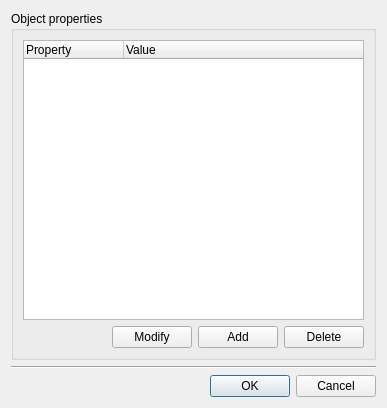
This is data/DialogIoProperties.ui in calaos/calaos_installer as Qt 5 draws it before an edit. The edited form follows.
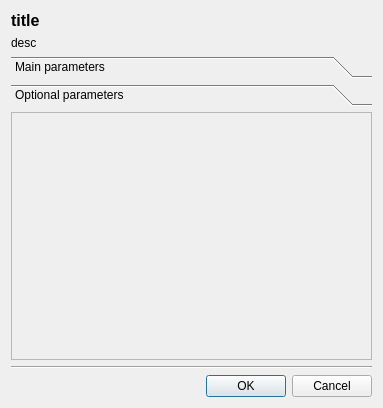
This is the edited form. Icons and pictures are not drawn.

```diff
--- a/data/DialogIoProperties.ui
+++ b/data/DialogIoProperties.ui
@@ -6,16 +6,10 @@
    <rect>
     <x>0</x>
     <y>0</y>
-    <width>387</width>
+    <width>383</width>
     <height>408</height>
    </rect>
   </property>
-  <property name="minimumSize">
-   <size>
-    <width>387</width>
-    <height>408</height>
-   </size>
-  </property>
   <property name="windowTitle">
    <string>Properties</string>
   </property>
@@ -23,93 +17,184 @@
    <iconset resource="resources.qrc">
     <normaloff>:/img/document-properties.png</normaloff>:/img/document-properties.png</iconset>
   </property>
-  <layout class="QVBoxLayout" name="verticalLayout_2">
-   <item>
-    <widget class="QGroupBox" name="groupBox">
-     <property name="title">
-      <string>Object properties</string>
-     </property>
      <layout class="QVBoxLayout" name="verticalLayout">
       <item>
-       <widget class="QTreeWidget" name="treeProperties">
-        <property name="showDropIndicator" stdset="0">
-         <bool>false</bool>
-        </property>
-        <property name="alternatingRowColors">
+    <widget class="QLabel" name="labelTitle">
+     <property name="font">
+      <font>
+       <pointsize>12</pointsize>
+       <weight>75</weight>
+       <bold>true</bold>
+      </font>
+     </property>
+     <property name="text">
+      <string>title</string>
+     </property>
+    </widget>
+   </item>
+   <item>
+    <widget class="QLabel" name="labelDesc">
+     <property name="text">
+      <string>desc</string>
+     </property>
+     <property name="wordWrap">
          <bool>true</bool>
         </property>
-        <property name="rootIsDecorated">
-         <bool>false</bool>
-        </property>
-        <property name="itemsExpandable">
-         <bool>false</bool>
-        </property>
-        <property name="allColumnsShowFocus">
+    </widget>
+   </item>
+   <item>
+    <widget class="QToolBox" name="toolBox">
+     <property name="currentIndex">
+      <number>1</number>
+     </property>
+     <widget class="QWidget" name="page">
+      <property name="geometry">
+       <rect>
+        <x>0</x>
+        <y>0</y>
+        <width>365</width>
+        <height>254</height>
+       </rect>
+      </property>
+      <attribute name="label">
+       <string>Main parameters</string>
+      </attribute>
+      <layout class="QVBoxLayout" name="verticalLayout_2">
+       <property name="leftMargin">
+        <number>0</number>
+       </property>
+       <property name="topMargin">
+        <number>0</number>
+       </property>
+       <property name="rightMargin">
+        <number>0</number>
+       </property>
+       <property name="bottomMargin">
+        <number>0</number>
+       </property>
+       <item>
+        <widget class="QScrollArea" name="scrollAreaMandatory">
+         <property name="widgetResizable">
          <bool>true</bool>
         </property>
-        <column>
-         <property name="text">
-          <string>Property</string>
-         </property>
-        </column>
-        <column>
-         <property name="text">
-          <string>Value</string>
-         </property>
-        </column>
-       </widget>
+         <widget class="QWidget" name="scrollAreaWidgetContents">
+          <property name="geometry">
+           <rect>
+            <x>0</x>
+            <y>0</y>
+            <width>363</width>
+            <height>252</height>
+           </rect>
+          </property>
+          <layout class="QVBoxLayout" name="verticalLayout_4">
+           <property name="leftMargin">
+            <number>9</number>
+           </property>
+           <property name="topMargin">
+            <number>0</number>
+           </property>
+           <property name="rightMargin">
+            <number>0</number>
+           </property>
+           <property name="bottomMargin">
+            <number>0</number>
+           </property>
+           <item>
+            <layout class="QGridLayout" name="mainLayout"/>
       </item>
       <item>
-       <layout class="QHBoxLayout" name="horizontalLayout" stretch="0,0,0,0">
-        <item>
-         <spacer name="horizontalSpacer">
+            <spacer name="verticalSpacer_3">
           <property name="orientation">
-           <enum>Qt::Horizontal</enum>
+              <enum>Qt::Vertical</enum>
           </property>
           <property name="sizeHint" stdset="0">
            <size>
-            <width>40</width>
-            <height>20</height>
+               <width>20</width>
+               <height>241</height>
            </size>
           </property>
          </spacer>
         </item>
-        <item>
-         <widget class="QPushButton" name="modifyButton">
-          <property name="text">
-           <string>Modify</string>
-          </property>
-          <property name="icon">
-           <iconset resource="resources.qrc">
-            <normaloff>:/img/edit-rename.png</normaloff>:/img/edit-rename.png</iconset>
-          </property>
+          </layout>
          </widget>
-        </item>
+        </widget>
+       </item>
+      </layout>
+     </widget>
+     <widget class="QWidget" name="page_2">
+      <property name="geometry">
+       <rect>
+        <x>0</x>
+        <y>0</y>
+        <width>365</width>
+        <height>254</height>
+       </rect>
+      </property>
+      <attribute name="label">
+       <string>Optional parameters</string>
+      </attribute>
+      <layout class="QVBoxLayout" name="verticalLayout_3">
+       <property name="leftMargin">
+        <number>0</number>
+       </property>
+       <property name="topMargin">
+        <number>0</number>
+       </property>
+       <property name="rightMargin">
+        <number>0</number>
+       </property>
+       <property name="bottomMargin">
+        <number>0</number>
+       </property>
         <item>
-         <widget class="QPushButton" name="addButton">
-          <property name="text">
-           <string>Add</string>
-          </property>
-          <property name="icon">
-           <iconset resource="resources.qrc">
-            <normaloff>:/img/edit_add.png</normaloff>:/img/edit_add.png</iconset>
+        <widget class="QScrollArea" name="scrollAreaOptional">
+         <property name="widgetResizable">
+          <bool>true</bool>
+         </property>
+         <widget class="QWidget" name="scrollAreaWidgetContents_2">
+          <property name="geometry">
+           <rect>
+            <x>0</x>
+            <y>0</y>
+            <width>363</width>
+            <height>252</height>
+           </rect>
           </property>
-         </widget>
+          <layout class="QVBoxLayout" name="verticalLayout_5">
+           <property name="leftMargin">
+            <number>9</number>
+           </property>
+           <property name="topMargin">
+            <number>0</number>
+           </property>
+           <property name="rightMargin">
+            <number>0</number>
+           </property>
+           <property name="bottomMargin">
+            <number>0</number>
+           </property>
+           <item>
+            <layout class="QGridLayout" name="optionLayout"/>
         </item>
         <item>
-         <widget class="QPushButton" name="delButton">
-          <property name="text">
-           <string>Delete</string>
-          </property>
-          <property name="icon">
-           <iconset resource="resources.qrc">
-            <normaloff>:/img/edit_remove.png</normaloff>:/img/edit_remove.png</iconset>
-          </property>
-         </widget>
-        </item>
-       </layout>
-      </item>
-     </layout>
+            <spacer name="verticalSpacer_2">
+             <property name="orientation">
+              <enum>Qt::Vertical</enum>
+             </property>
+             <property name="sizeHint" stdset="0">
+              <size>
+               <width>20</width>
+               <height>241</height>
+              </size>
+             </property>
+            </spacer>
+           </item>
+          </layout>
+         </widget>
+        </widget>
+       </item>
+      </layout>
+     </widget>
     </widget>
    </item>
    <item>
```
Lines whose indentation alone changed are shown as unchanged.
